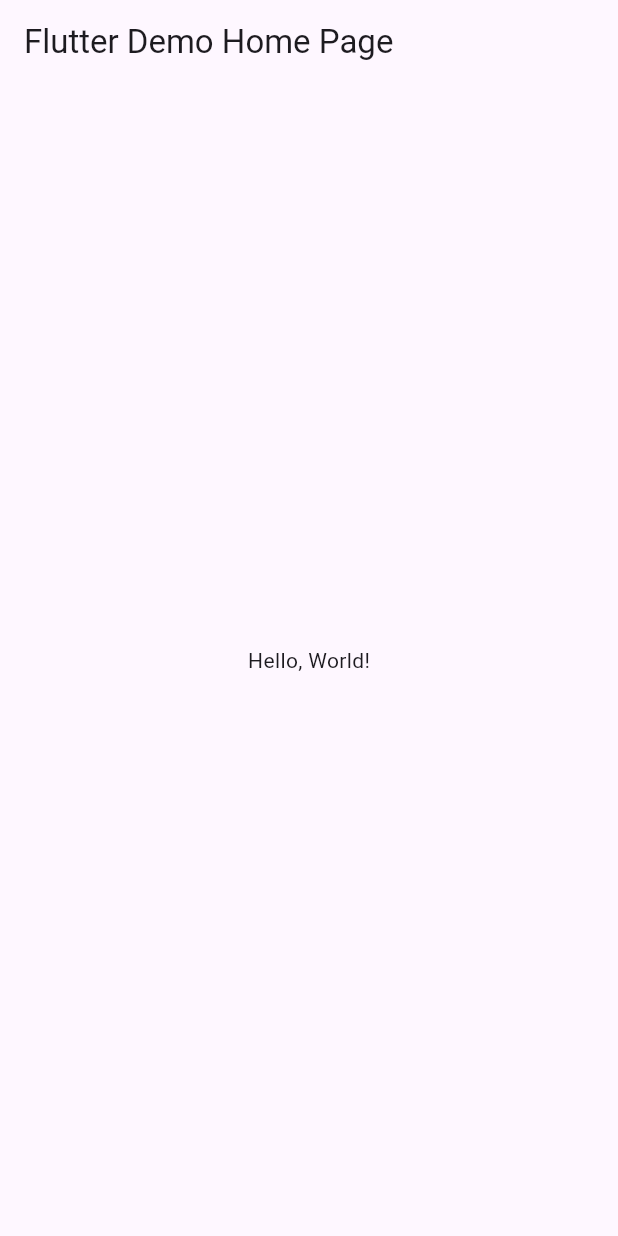
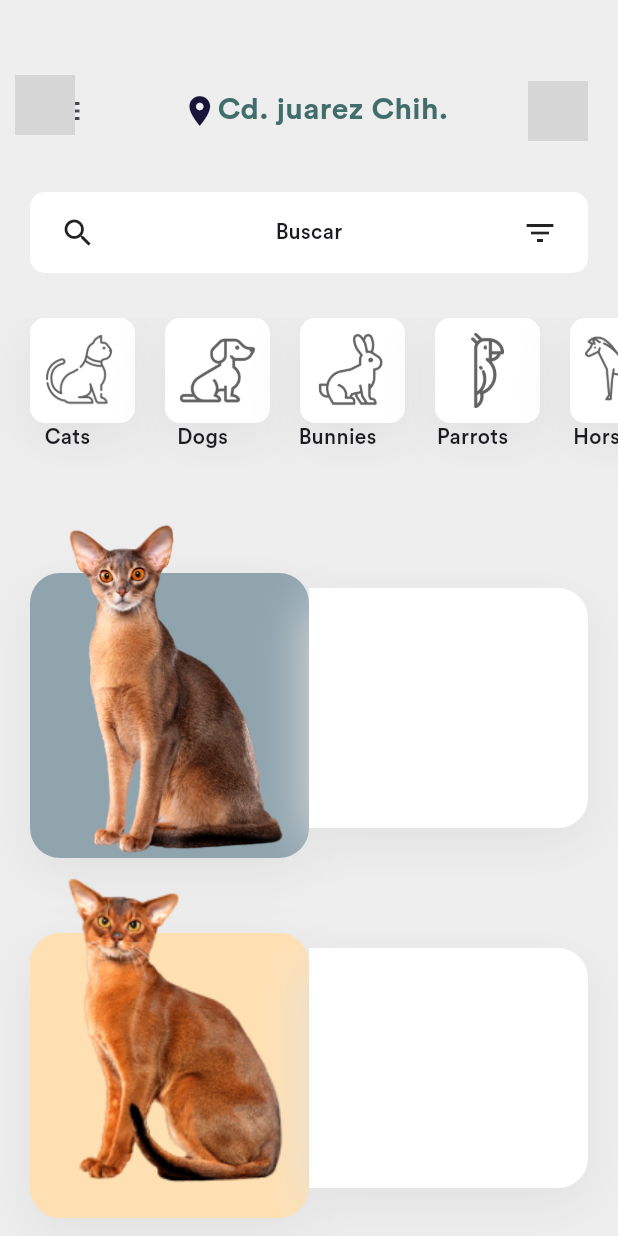
Before and after one commit to nava128/UII_Drawer_pet, a Flutter app: the screen it shows after launch, on a phone screen of 412 x 824 dp. Run offline on Flutter 3.47's test engine with Material 3 defaults, Android fonts, the phone set to English and light mode, and no system bars; our stand-ins replace font_awesome_flutter; network calls fail; grey boxes are pictures that could not be loaded.

Commit message:
MascotasDrawer

```diff
--- /dev/null
+++ b/lib/configuration.dart
@@ -0,0 +1,40 @@
+import 'package:flutter/material.dart';
+import 'package:font_awesome_flutter/font_awesome_flutter.dart';
+
+Color primaryGreen = const Color(0xff181638);
+List<BoxShadow> shadowList = [
+  BoxShadow(
+      color: Colors.grey.shade300, blurRadius: 30, offset: const Offset(0, 10))
+];
+
+List<Map> categories = [
+  {
+    'name': 'Cats',
+    'iconPath': 'assets/images/cat.png',
+  },
+  {
+    'name': 'Dogs',
+    'iconPath': 'assets/images/dog.png',
+  },
+  {
+    'name': 'Bunnies',
+    'iconPath': 'assets/images/rabbit.png',
+  },
+  {
+    'name': 'Parrots',
+    'iconPath': 'assets/images/parrot.png',
+  },
+  {
+    'name': 'Horses',
+    'iconPath': 'assets/images/horse.png',
+  }
+];
+
+List<Map> drawerItems = [
+  {'icon': FontAwesomeIcons.paw, 'title': 'Adoption'},
+  {'icon': Icons.mail, 'title': 'Donation'},
+  {'icon': FontAwesomeIcons.plus, 'title': 'Add pet'},
+  {'icon': Icons.favorite, 'title': 'Favorites'},
+  {'icon': Icons.mail, 'title': 'Messages'},
+  {'icon': FontAwesomeIcons.userAlt, 'title': 'Profile'},
+];
--- /dev/null
+++ b/lib/drawer_screen.dart
@@ -0,0 +1,101 @@
+import 'package:flutter/material.dart';
+import 'configuration.dart';
+
+class DrawerScreen extends StatefulWidget {
+  const DrawerScreen({Key? key}) : super(key: key);
+
+  @override
+  _DrawerScreenState createState() => _DrawerScreenState();
+}
+
+class _DrawerScreenState extends State<DrawerScreen> {
+  @override
+  Widget build(BuildContext context) {
+    return Container(
+      color: primaryGreen,
+      padding: const EdgeInsets.only(top: 50, bottom: 70, left: 10),
+      child: Column(
+        mainAxisAlignment: MainAxisAlignment.spaceBetween,
+        children: [
+          Row(
+            children: [
+              const CircleAvatar(
+                backgroundImage: NetworkImage(
+                    'https://images.unsplash.com/photo-1506794778202-cad84cf45f1d?ixlib=rb-1.2.1&ixid=MnwxMjA3fDB8MHxzZWFyY2h8M3x8bWVufGVufDB8fDB8fA%3D%3D&w=1000&q=80'),
+              ),
+              const SizedBox(
+                width: 10,
+              ),
+              Column(
+                crossAxisAlignment: CrossAxisAlignment.start,
+                children: const [
+                  Text(
+                    'Muhammad Talha Sultan',
+                    style: TextStyle(
+                      color: Colors.white,
+                      fontWeight: FontWeight.bold,
+                    ),
+                  ),
+                  Text(
+                    'Active Status',
+                    style: TextStyle(
+                      color: Colors.white,
+                      fontWeight: FontWeight.bold,
+                    ),
+                  ),
+                ],
+              )
+            ],
+          ),
+          Column(
+            children: drawerItems
+                .map((element) => Padding(
+                      padding: const EdgeInsets.all(10.0),
+                      child: Row(
+                        children: [
+                          Icon(
+                            element['icon'],
+                            color: Colors.white,
+                            size: 25,
+                          ),
+                          const SizedBox(
+                            width: 15,
+                          ),
+                          Text(
+                            element['title'],
+                            style: const TextStyle(
+                              color: Colors.white,
+                              fontWeight: FontWeight.bold,
+                              fontSize: 18,
+                            ),
+                          ),
+                        ],
+                      ),
+                    ))
+                .toList(),
+          ),
+          Row(
+            children: const [
+              Icon(
+                Icons.power_settings_new,
+                color: Colors.white,
+              ),
+              SizedBox(
+                width: 10,
+              ),
+              Text(
+                'Logout',
+                style:
+                    TextStyle(color: Colors.white, fontWeight: FontWeight.bold),
+              ),
+            ],
+          ),
+          const Text(
+            'Logout',
+            style: TextStyle(color: Colors.white, fontWeight: FontWeight.bold),
+          ),
+        ],
+      ),
+    );
+  }
+}
--- /dev/null
+++ b/lib/home_screen.dart
@@ -0,0 +1,213 @@
+import 'package:flutter/material.dart';
+import 'configuration.dart';
+
+class HomeScreen extends StatefulWidget {
+  const HomeScreen({Key? key}) : super(key: key);
+
+  @override
+  _HomeScreenState createState() => _HomeScreenState();
+}
+
+class _HomeScreenState extends State<HomeScreen> {
+  double xOffset = 0;
+  double yOffset = 0;
+  double scaleFactor = 1;
+
+  bool isDrawerOpen = false;
+
+  @override
+  Widget build(BuildContext context) {
+    return Transform.rotate(
+      angle: isDrawerOpen ? -0.15 : 0,
+      child: AnimatedContainer(
+        transform: Matrix4.translationValues(xOffset, yOffset, -50)
+          ..scale(scaleFactor)
+          ..rotateY(isDrawerOpen ? -0.5 : 0),
+        duration: const Duration(milliseconds: 250),
+        decoration: BoxDecoration(
+            color: Colors.grey[200],
+            borderRadius: BorderRadius.circular(isDrawerOpen ? 40 : 0.0)),
+        child: SingleChildScrollView(
+          child: Column(
+            children: [
+              const SizedBox(
+                height: 50,
+              ),
+              Container(
+                margin: const EdgeInsets.symmetric(horizontal: 20),
+                child: Row(
+                  mainAxisAlignment: MainAxisAlignment.spaceBetween,
+                  children: [
+                    isDrawerOpen
+                        ? IconButton(
+                            icon: const Icon(Icons.arrow_back_ios),
+                            onPressed: () {
+                              setState(() {
+                                xOffset = 0;
+                                yOffset = 0;
+                                scaleFactor = 1;
+                                isDrawerOpen = false;
+                              });
+                            },
+                          )
+                        : IconButton(
+                            icon: const Icon(Icons.menu),
+                            onPressed: () {
+                              setState(() {
+                                xOffset = 240;
+                                yOffset = 180;
+                                scaleFactor = 0.7;
+                                isDrawerOpen = true;
+                              });
+                            }),
+                    Row(
+                      children: [
+                        Icon(
+                          Icons.location_on,
+                          color: primaryGreen,
+                        ),
+                        const Text(
+                          'Cd. juarez Chih.',
+                          style: TextStyle(
+                              color: Color(0xff416d6d),
+                              fontSize: 20,
+                              fontWeight: FontWeight.bold),
+                        ),
+                      ],
+                    ),
+                    const CircleAvatar(
+                      backgroundImage: NetworkImage(
+                          'https://images.unsplash.com/photo-1506794778202-cad84cf45f1d?ixlib=rb-1.2.1&ixid=MnwxMjA3fDB8MHxzZWFyY2h8M3x8bWVufGVufDB8fDB8fA%3D%3D&w=1000&q=80'),
+                    ),
+                  ],
+                ),
+              ),
+              Container(
+                padding:
+                    const EdgeInsets.symmetric(horizontal: 20, vertical: 15),
+                margin:
+                    const EdgeInsets.symmetric(vertical: 30, horizontal: 20),
+                decoration: BoxDecoration(
+                  color: Colors.white,
+                  borderRadius: BorderRadius.circular(10),
+                ),
+                child: Row(
+                  mainAxisAlignment: MainAxisAlignment.spaceBetween,
+                  children: const [
+                    Icon(Icons.search),
+                    Text('Buscar'),
+                    Icon(Icons.filter_list),
+                  ],
+                ),
+              ),
+              SizedBox(
+                height: 120,
+                child: ListView.builder(
+                  scrollDirection: Axis.horizontal,
+                  itemCount: categories.length,
+                  itemBuilder: (context, index) {
+                    return Column(
+                      children: [
+                        Container(
+                          padding: const EdgeInsets.all(10),
+                          margin: const EdgeInsets.only(left: 20),
+                          decoration: BoxDecoration(
+                              color: Colors.white,
+                              boxShadow: shadowList,
+                              borderRadius: BorderRadius.circular(10)),
+                          child: Image.asset(
+                            categories[index]['iconPath'],
+                            height: 50,
+                            width: 50,
+                            color: Colors.grey[700],
+                          ),
+                        ),
+                        Text(categories[index]['name'])
+                      ],
+                    );
+                  },
+                ),
+              ),
+              Container(
+                height: 240,
+                margin: const EdgeInsets.symmetric(horizontal: 20),
+                child: Row(
+                  children: [
+                    Expanded(
+                      child: Stack(
+                        children: [
+                          Container(
+                            decoration: BoxDecoration(
+                              color: Colors.blueGrey[300],
+                              borderRadius: BorderRadius.circular(20),
+                              boxShadow: shadowList,
+                            ),
+                            margin: const EdgeInsets.only(top: 50),
+                          ),
+                          Align(
+                            child: Hero(
+                                tag: 1,
+                                child:
+                                    Image.asset('assets/images/pet-cat2.png')),
+                          )
+                        ],
+                      ),
+                    ),
+                    Expanded(
+                        child: Container(
+                      margin: const EdgeInsets.only(top: 60, bottom: 20),
+                      decoration: BoxDecoration(
+                          color: Colors.white,
+                          boxShadow: shadowList,
+                          borderRadius: const BorderRadius.only(
+                              topRight: Radius.circular(20),
+                              bottomRight: Radius.circular(20))),
+                    ))
+                  ],
+                ),
+              ),
+              Container(
+                height: 240,
+                margin: const EdgeInsets.symmetric(horizontal: 20),
+                child: Row(
+                  children: [
+                    Expanded(
+                      child: Stack(
+                        children: [
+                          Container(
+                            decoration: BoxDecoration(
+                              color: Colors.orange[100],
+                              borderRadius: BorderRadius.circular(20),
+                              boxShadow: shadowList,
+                            ),
+                            margin: const EdgeInsets.only(top: 50),
+                          ),
+                          Align(
+                            child: Image.asset('assets/images/pet-cat1.png'),
+                          )
+                        ],
+                      ),
+                    ),
+                    Expanded(
+                        child: Container(
+                      margin: const EdgeInsets.only(top: 60, bottom: 20),
+                      decoration: BoxDecoration(
+                          color: Colors.white,
+                          boxShadow: shadowList,
+                          borderRadius: const BorderRadius.only(
+                              topRight: Radius.circular(20),
+                              bottomRight: Radius.circular(20))),
+                    ))
+                  ],
+                ),
+              ),
+              const SizedBox(
+                height: 50,
+              )
+            ],
+          ),
+        ),
+      ),
+    );
+  }
+}
--- a/lib/main.dart
+++ b/lib/main.dart
@@ -1,42 +1,26 @@
 import 'package:flutter/material.dart';
+import 'package:navadrawer/home_screen.dart';
+import 'package:navadrawer/drawer_screen.dart';
 
-void main() => runApp(MyApp());
-
-class MyApp extends StatelessWidget {
-  const MyApp({super.key});
-  // This widget is the root of your application.
-  @override
-  Widget build(BuildContext context) {
-    return MaterialApp(
-      // Application name
-      title: 'Flutter Hello World',
-      // Application theme data, you can set the colors for the application as
-      // you want
-      theme: ThemeData(
-        // useMaterial3: false,
-        primarySwatch: Colors.blue,
-      ),
-      // A widget which will be started on application startup
-      home: MyHomePage(title: 'Flutter Demo Home Page'),
-    );
-  }
+void main() {
+  runApp(MaterialApp(
+    home: const HomePage(),
+    debugShowCheckedModeBanner: false,
+    theme: ThemeData(fontFamily: 'Circular'),
+  ));
 }
 
-class MyHomePage extends StatelessWidget {
-  final String title;
-  const MyHomePage({super.key, required this.title});
+class HomePage extends StatelessWidget {
+  const HomePage({Key? key}) : super(key: key);
 
   @override
   Widget build(BuildContext context) {
     return Scaffold(
-      appBar: AppBar(
-        // The title text which will be shown on the action bar
-        title: Text(title),
-      ),
-      body: Center(
-        child: Text(
-          'Hello, World!',
-        ),
+      body: Stack(
+        children: const [
+          DrawerScreen(),
+          HomeScreen(),
+        ],
       ),
     );
   }
```
Also changed, not shown: pubspec.yaml (+12 -5 lines), assets/fonts/CircularAir-Light.ttf (added), assets/fonts/CircularStd-Bold.ttf (added), assets/fonts/CircularStd-Medium.ttf (added), assets/images/cat.png (added), assets/images/dog.png (added), assets/images/horse.png (added), assets/images/parrot.png (added), assets/images/pet-cat1.png (added), assets/images/pet-cat2.png (added), assets/images/rabbit.png (added).
